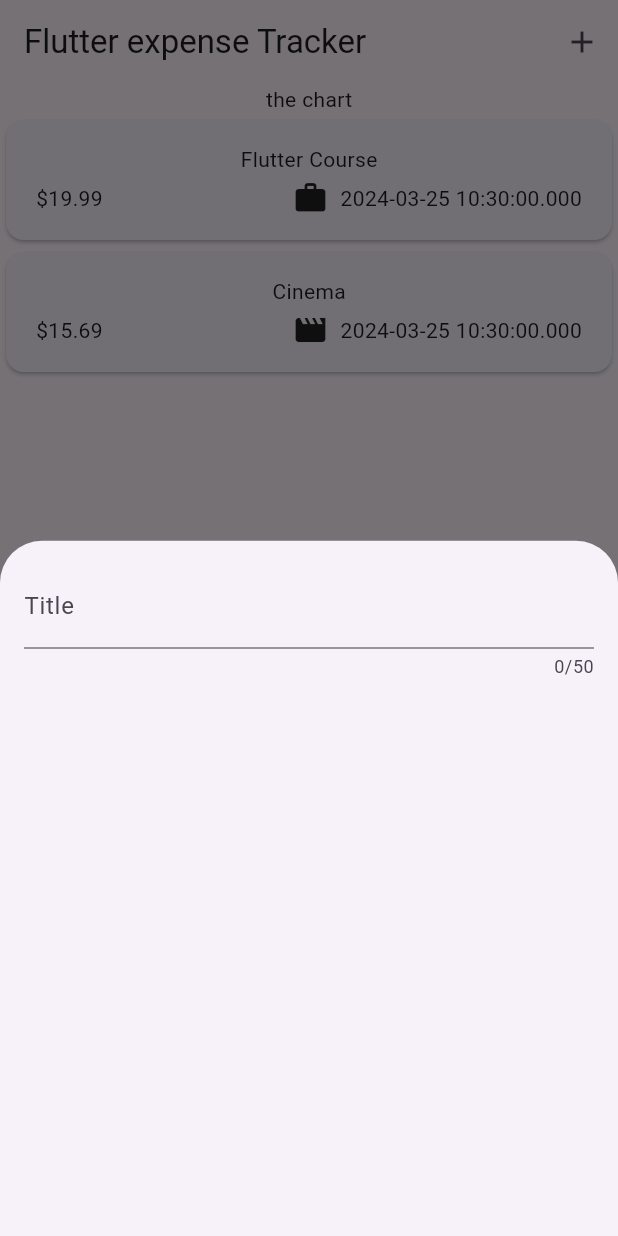
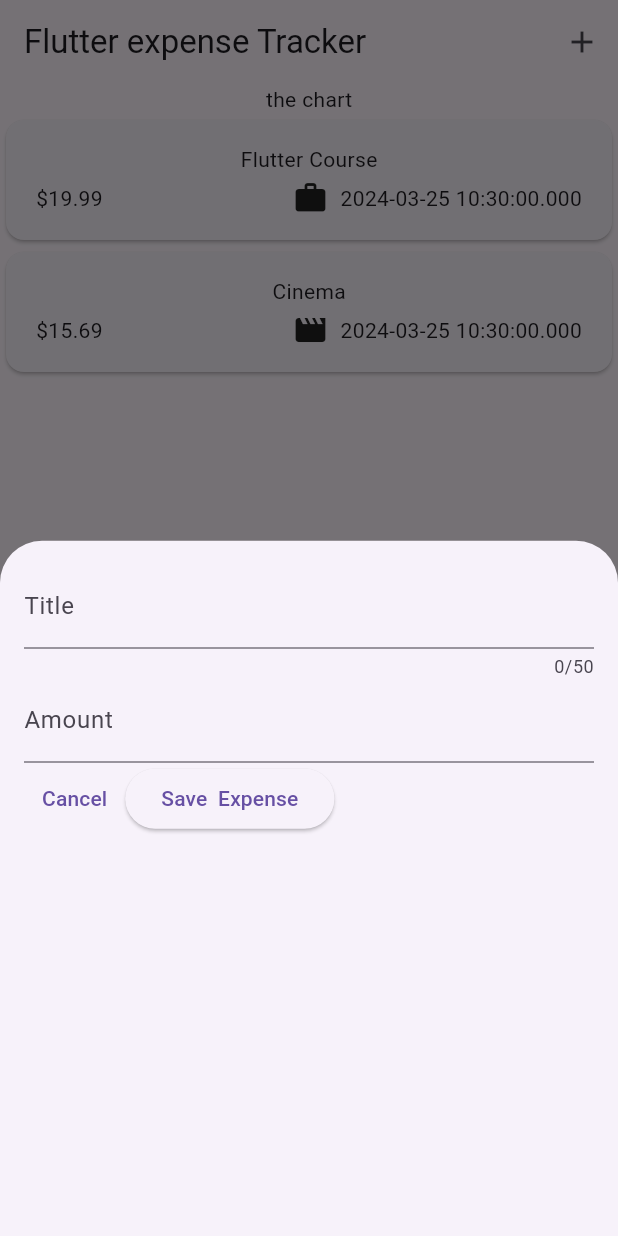
Before and after one commit to Kaishyshy9977/flutter, a Flutter app: the screen it shows after launch, after a tap on the "add" icon, on a phone screen of 412 x 824 dp. Run offline on Flutter 3.47's test engine with Material 3 defaults, Android fonts, the phone set to English and light mode, and no system bars.

Commit message:
new fix dart

```diff
--- a/expense_tracker/lib/widgets/new_expense.dart
+++ b/expense_tracker/lib/widgets/new_expense.dart
@@ -8,17 +8,54 @@ class NewExpense extends StatefulWidget {
 }
 
 class _NewExpenseState extends State<NewExpense> {
+  final _titleController = TextEditingController();
+  final _amountController = TextEditingController();
+  @override
+  void dispose() {
+    _titleController.dispose();
+    _amountController.dispose();
+    super.dispose();
+  }
+
+  // var _enteredTitle = '';
+  // void _saveTitleInput(String inputValue) {
+  //   _enteredTitle = inputValue;
+  // }
+
   @override
   Widget build(BuildContext context) {
-    return const Padding(
-      padding: EdgeInsets.all(16),
+    return Padding(
+      padding: const EdgeInsets.all(16),
       child: Column(
         children: [
           TextField(
+            controller: _titleController,
             maxLength: 50,
-            decoration: InputDecoration(
+            decoration: const InputDecoration(
               label: Text('Title'),
             ),
+          ),
+          TextField(
+            controller: _amountController,
+            keyboardType: TextInputType.number,
+            decoration: const InputDecoration(
+              prefixText: '\$',
+              label: Text('Amount'),
+            ),
+          ),
+          Row(
+            children: [
+              TextButton(
+                onPressed: () {},
+                child: Text('Cancel'),
+              ),
+              ElevatedButton(
+                  onPressed: () {
+                    print(_titleController.text);
+                    print(_amountController.text);
+                  },
+                  child: const Text('Save  Expense'))
+            ],
           ),
         ],
       ),
```
